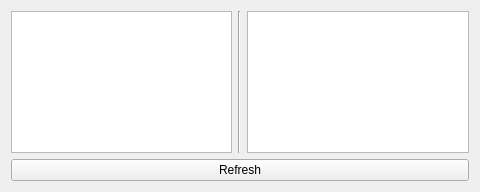
Qt form bigglesworth/ui/midiconnections.ui (MaurizioB/Bigglesworth) before a commit.
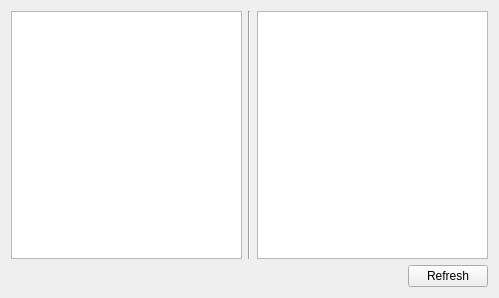
The same form after that commit. Icons and pictures are not drawn.

Commit message: MidiConnectionsWidget detect/alert multiple inputs

The edit to the form file:
```diff
--- a/bigglesworth/ui/midiconnections.ui
+++ b/bigglesworth/ui/midiconnections.ui
@@ -6,8 +6,8 @@
    <rect>
     <x>0</x>
     <y>0</y>
-    <width>480</width>
-    <height>192</height>
+    <width>499</width>
+    <height>298</height>
    </rect>
   </property>
   <property name="minimumSize">
@@ -19,8 +19,36 @@
   <property name="windowTitle">
    <string>Form</string>
   </property>
-  <layout class="QGridLayout" name="gridLayout">
-   <item row="0" column="2">
+  <layout class="QVBoxLayout" name="verticalLayout">
+   <item>
+    <layout class="QHBoxLayout" name="connectionsLayout">
+     <item>
+      <widget class="QTreeView" name="inputTreeView">
+       <property name="contextMenuPolicy">
+        <enum>Qt::CustomContextMenu</enum>
+       </property>
+       <property name="editTriggers">
+        <set>QAbstractItemView::NoEditTriggers</set>
+       </property>
+       <property name="rootIsDecorated">
+        <bool>false</bool>
+       </property>
+       <property name="uniformRowHeights">
+        <bool>true</bool>
+       </property>
+       <property name="expandsOnDoubleClick">
+        <bool>false</bool>
+       </property>
+      </widget>
+     </item>
+     <item>
+      <widget class="Line" name="vLine">
+       <property name="orientation">
+        <enum>Qt::Vertical</enum>
+       </property>
+      </widget>
+     </item>
+     <item>
     <widget class="QTreeView" name="outputTreeView">
      <property name="contextMenuPolicy">
       <enum>Qt::CustomContextMenu</enum>
@@ -39,38 +67,46 @@
      </property>
     </widget>
    </item>
-   <item row="1" column="0" colspan="3">
+    </layout>
+   </item>
+   <item>
+    <layout class="QHBoxLayout" name="infoLayout">
+     <item>
+      <widget class="QLabel" name="infoIcon">
+       <property name="sizePolicy">
+        <sizepolicy hsizetype="Maximum" vsizetype="Preferred">
+         <horstretch>0</horstretch>
+         <verstretch>0</verstretch>
+        </sizepolicy>
+       </property>
+      </widget>
+     </item>
+     <item>
+      <widget class="QLabel" name="infoLbl">
+       <property name="wordWrap">
+        <bool>true</bool>
+       </property>
+      </widget>
+     </item>
+     <item>
     <widget class="QPushButton" name="refreshBtn">
+       <property name="sizePolicy">
+        <sizepolicy hsizetype="Maximum" vsizetype="Fixed">
+         <horstretch>0</horstretch>
+         <verstretch>0</verstretch>
+        </sizepolicy>
+       </property>
      <property name="text">
       <string>Refresh</string>
      </property>
-    </widget>
-   </item>
-   <item row="0" column="0">
-    <widget class="QTreeView" name="inputTreeView">
-     <property name="contextMenuPolicy">
-      <enum>Qt::CustomContextMenu</enum>
-     </property>
-     <property name="editTriggers">
-      <set>QAbstractItemView::NoEditTriggers</set>
-     </property>
-     <property name="rootIsDecorated">
-      <bool>false</bool>
-     </property>
-     <property name="uniformRowHeights">
-      <bool>true</bool>
-     </property>
-     <property name="expandsOnDoubleClick">
-      <bool>false</bool>
-     </property>
-    </widget>
-   </item>
-   <item row="0" column="1">
-    <widget class="Line" name="line">
-     <property name="orientation">
-      <enum>Qt::Vertical</enum>
-     </property>
-    </widget>
+       <property name="icon">
+        <iconset theme="view-refresh">
+         <normaloff/>
+        </iconset>
+       </property>
+      </widget>
+     </item>
+    </layout>
    </item>
   </layout>
  </widget>
```
Lines whose indentation alone changed are shown as unchanged. The commit also changes 2 other files.
